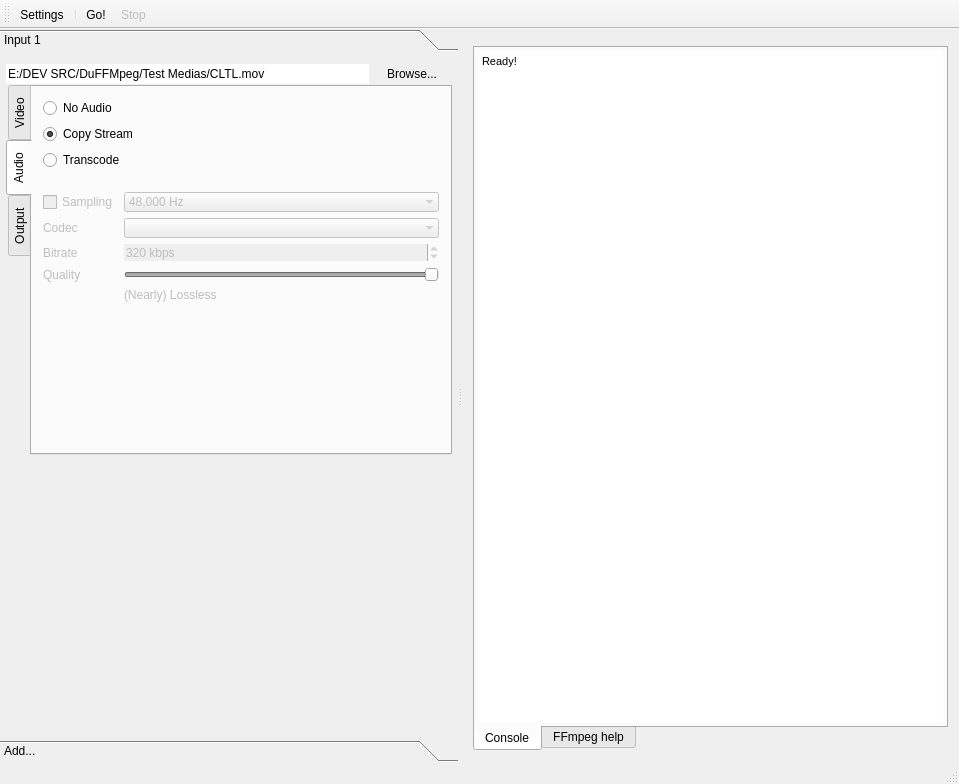
This is DuFFMpeg/mainwindow.ui in RxLaboratory/DuME as Qt 5 draws it before an edit. The edited form follows.
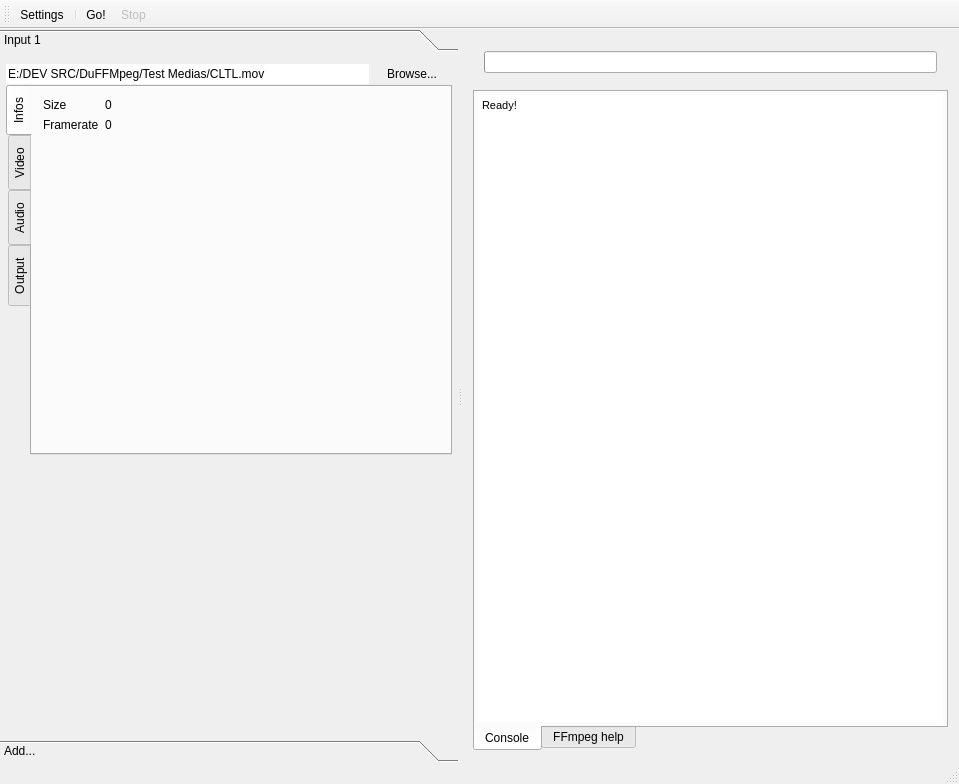
This is the edited form.

Commit message:
getting input infos
still needs to populate UI with the data

Patch:
```diff
--- a/DuFFMpeg/mainwindow.ui
+++ b/DuFFMpeg/mainwindow.ui
@@ -125,8 +125,60 @@
                 <enum>QTabWidget::West</enum>
                </property>
                <property name="currentIndex">
-                <number>1</number>
+                <number>0</number>
                </property>
+               <widget class="QWidget" name="tab_5">
+                <attribute name="title">
+                 <string>Infos</string>
+                </attribute>
+                <layout class="QVBoxLayout" name="verticalLayout_12">
+                 <item>
+                  <layout class="QFormLayout" name="formLayout_4">
+                   <item row="0" column="0">
+                    <widget class="QLabel" name="label_5">
+                     <property name="text">
+                      <string>Size</string>
+                     </property>
+                    </widget>
+                   </item>
+                   <item row="0" column="1">
+                    <widget class="QLabel" name="inputSizeLabel">
+                     <property name="text">
+                      <string>0</string>
+                     </property>
+                    </widget>
+                   </item>
+                   <item row="1" column="0">
+                    <widget class="QLabel" name="label_7">
+                     <property name="text">
+                      <string>Framerate</string>
+                     </property>
+                    </widget>
+                   </item>
+                   <item row="1" column="1">
+                    <widget class="QLabel" name="inputFramerateLabel">
+                     <property name="text">
+                      <string>0</string>
+                     </property>
+                    </widget>
+                   </item>
+                  </layout>
+                 </item>
+                 <item>
+                  <spacer name="verticalSpacer_6">
+                   <property name="orientation">
+                    <enum>Qt::Vertical</enum>
+                   </property>
+                   <property name="sizeHint" stdset="0">
+                    <size>
+                     <width>20</width>
+                     <height>40</height>
+                    </size>
+                   </property>
+                  </spacer>
+                 </item>
+                </layout>
+               </widget>
                <widget class="QWidget" name="tab_3">
                 <attribute name="title">
                  <string>Video</string>
@@ -810,7 +862,20 @@
       <widget class="QWidget" name="layoutWidget">
        <layout class="QVBoxLayout" name="verticalLayout">
         <item>
-         <widget class="QWidget" name="progressWidget" native="true"/>
+         <widget class="QWidget" name="progressWidget" native="true">
+          <layout class="QVBoxLayout" name="verticalLayout_11">
+           <item>
+            <widget class="QProgressBar" name="progressBar">
+             <property name="value">
+              <number>0</number>
+             </property>
+             <property name="textVisible">
+              <bool>false</bool>
+             </property>
+            </widget>
+           </item>
+          </layout>
+         </widget>
         </item>
         <item>
          <widget class="QTabWidget" name="consoleTabs">
```
The commit also changes 2 other files.
